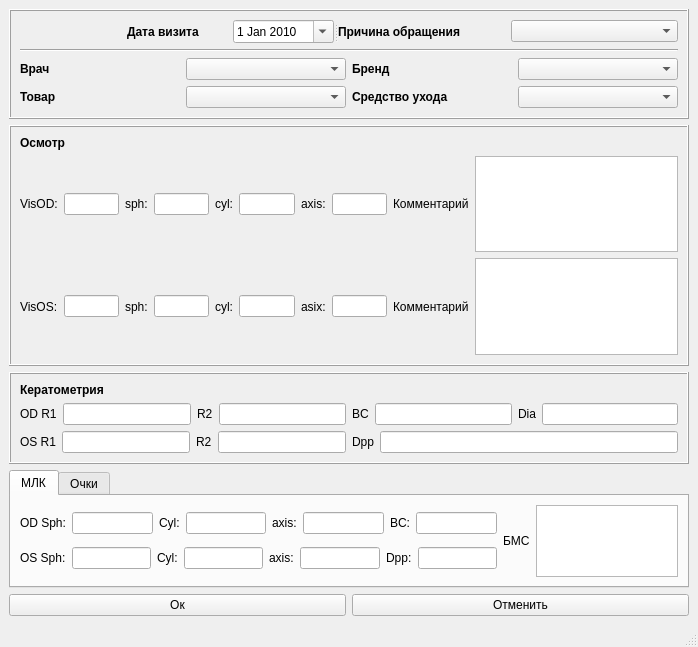
This is Optika/visit_info.ui in m0nk-tnd/luks as Qt 5 draws it before an edit. The edited form follows.
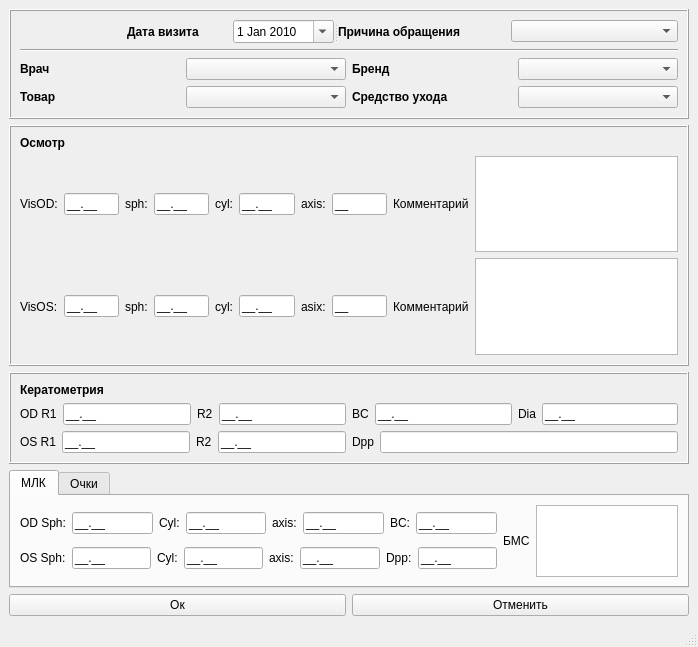
This is the edited form. The open tabs and pages were chosen to show the change. Icons and pictures are not drawn.

Patch:
```diff
--- a/Optika/visit_info.ui
+++ b/Optika/visit_info.ui
@@ -290,7 +290,11 @@
             </widget>
            </item>
            <item>
-            <widget class="QLineEdit" name="od_vis_lineEdit"/>
+            <widget class="QLineEdit" name="od_vis_lineEdit">
+             <property name="inputMask">
+              <string>#0.00;_</string>
+             </property>
+            </widget>
            </item>
            <item>
             <widget class="QLabel" name="label_4">
@@ -300,7 +304,11 @@
             </widget>
            </item>
            <item>
-            <widget class="QLineEdit" name="od_sph_lineEdit"/>
+            <widget class="QLineEdit" name="od_sph_lineEdit">
+             <property name="inputMask">
+              <string>#0.00;_</string>
+             </property>
+            </widget>
            </item>
            <item>
             <widget class="QLabel" name="label_7">
@@ -310,7 +318,11 @@
             </widget>
            </item>
            <item>
-            <widget class="QLineEdit" name="od_cyl_lineEdit"/>
+            <widget class="QLineEdit" name="od_cyl_lineEdit">
+             <property name="inputMask">
+              <string>#0.00;_</string>
+             </property>
+            </widget>
            </item>
            <item>
             <widget class="QLabel" name="label_9">
@@ -320,7 +332,11 @@
             </widget>
            </item>
            <item>
-            <widget class="QLineEdit" name="od_axis_lineEdit"/>
+            <widget class="QLineEdit" name="od_axis_lineEdit">
+             <property name="inputMask">
+              <string>00;_</string>
+             </property>
+            </widget>
            </item>
            <item>
             <widget class="QLabel" name="label_11">
@@ -344,7 +360,11 @@
             </widget>
            </item>
            <item>
-            <widget class="QLineEdit" name="os_vis_lineEdit"/>
+            <widget class="QLineEdit" name="os_vis_lineEdit">
+             <property name="inputMask">
+              <string>#0.00;_</string>
+             </property>
+            </widget>
            </item>
            <item>
             <widget class="QLabel" name="label_5">
@@ -354,7 +374,11 @@
             </widget>
            </item>
            <item>
-            <widget class="QLineEdit" name="os_sph_lineEdit"/>
+            <widget class="QLineEdit" name="os_sph_lineEdit">
+             <property name="inputMask">
+              <string>#0.00;_</string>
+             </property>
+            </widget>
            </item>
            <item>
             <widget class="QLabel" name="label_6">
@@ -364,7 +388,11 @@
             </widget>
            </item>
            <item>
-            <widget class="QLineEdit" name="os_cyl_lineEdit"/>
+            <widget class="QLineEdit" name="os_cyl_lineEdit">
+             <property name="inputMask">
+              <string>#0.00;_</string>
+             </property>
+            </widget>
            </item>
            <item>
             <widget class="QLabel" name="label_8">
@@ -374,7 +402,11 @@
             </widget>
            </item>
            <item>
-            <widget class="QLineEdit" name="os_axis_lineEdit"/>
+            <widget class="QLineEdit" name="os_axis_lineEdit">
+             <property name="inputMask">
+              <string>00;_</string>
+             </property>
+            </widget>
            </item>
            <item>
             <widget class="QLabel" name="label_10">
@@ -444,7 +476,11 @@
               </widget>
              </item>
              <item>
-              <widget class="QLineEdit" name="od_r1_lineEdit"/>
+              <widget class="QLineEdit" name="od_r1_lineEdit">
+               <property name="inputMask">
+                <string>#0.00;_</string>
+               </property>
+              </widget>
              </item>
              <item>
               <widget class="QLabel" name="label_37">
@@ -454,7 +490,11 @@
               </widget>
              </item>
              <item>
-              <widget class="QLineEdit" name="od_r2_lineEdit"/>
+              <widget class="QLineEdit" name="od_r2_lineEdit">
+               <property name="inputMask">
+                <string>#0.00;_</string>
+               </property>
+              </widget>
              </item>
             </layout>
            </item>
@@ -468,7 +508,11 @@
               </widget>
              </item>
              <item>
-              <widget class="QLineEdit" name="bc_lineEdit"/>
+              <widget class="QLineEdit" name="bc_lineEdit">
+               <property name="inputMask">
+                <string>#0.00;_</string>
+               </property>
+              </widget>
              </item>
              <item>
               <widget class="QLabel" name="label_41">
@@ -478,7 +522,11 @@
               </widget>
              </item>
              <item>
-              <widget class="QLineEdit" name="dia_lineEdit"/>
+              <widget class="QLineEdit" name="dia_lineEdit">
+               <property name="inputMask">
+                <string>#0.00;_</string>
+               </property>
+              </widget>
              </item>
             </layout>
            </item>
@@ -496,7 +544,11 @@
               </widget>
              </item>
              <item>
-              <widget class="QLineEdit" name="os_r1_lineEdit"/>
+              <widget class="QLineEdit" name="os_r1_lineEdit">
+               <property name="inputMask">
+                <string>#0.00;_</string>
+               </property>
+              </widget>
              </item>
              <item>
               <widget class="QLabel" name="label_38">
@@ -506,7 +558,11 @@
               </widget>
              </item>
              <item>
-              <widget class="QLineEdit" name="os_r2_lineEdit"/>
+              <widget class="QLineEdit" name="os_r2_lineEdit">
+               <property name="inputMask">
+                <string>#0.00;_</string>
+               </property>
+              </widget>
              </item>
             </layout>
            </item>
@@ -555,7 +611,11 @@
                </widget>
               </item>
               <item>
-               <widget class="QLineEdit" name="od_sph_mkl_lineEdit"/>
+               <widget class="QLineEdit" name="od_sph_mkl_lineEdit">
+                <property name="inputMask">
+                 <string>#0.00;_</string>
+                </property>
+               </widget>
               </item>
               <item>
                <widget class="QLabel" name="label_15">
@@ -565,7 +625,11 @@
                </widget>
               </item>
               <item>
-               <widget class="QLineEdit" name="od_cyl_mkl_lineEdit"/>
+               <widget class="QLineEdit" name="od_cyl_mkl_lineEdit">
+                <property name="inputMask">
+                 <string>#0.00;_</string>
+                </property>
+               </widget>
               </item>
               <item>
                <widget class="QLabel" name="label_19">
@@ -575,7 +639,11 @@
                </widget>
               </item>
               <item>
-               <widget class="QLineEdit" name="od_axis_mkl_lineEdit"/>
+               <widget class="QLineEdit" name="od_axis_mkl_lineEdit">
+                <property name="inputMask">
+                 <string>#0.00;_</string>
+                </property>
+               </widget>
               </item>
               <item>
                <widget class="QLabel" name="label_17">
@@ -585,7 +653,11 @@
                </widget>
               </item>
               <item>
-               <widget class="QLineEdit" name="bc_mlk_lineEdit"/>
+               <widget class="QLineEdit" name="bc_mlk_lineEdit">
+                <property name="inputMask">
+                 <string>#0.00;_</string>
+                </property>
+               </widget>
               </item>
              </layout>
             </item>
@@ -599,7 +671,11 @@
                </widget>
               </item>
               <item>
-               <widget class="QLineEdit" name="os_sph_mkl_lineEdit"/>
+               <widget class="QLineEdit" name="os_sph_mkl_lineEdit">
+                <property name="inputMask">
+                 <string>#0.00;_</string>
+                </property>
+               </widget>
               </item>
               <item>
                <widget class="QLabel" name="label_14">
@@ -609,7 +685,11 @@
                </widget>
               </item>
               <item>
-               <widget class="QLineEdit" name="os_cyl_mkl_lineEdit"/>
+               <widget class="QLineEdit" name="os_cyl_mkl_lineEdit">
+                <property name="inputMask">
+                 <string>#0.00;_</string>
+                </property>
+               </widget>
               </item>
               <item>
                <widget class="QLabel" name="label_16">
@@ -619,7 +699,11 @@
                </widget>
               </item>
               <item>
-               <widget class="QLineEdit" name="os_axis_mkl_lineEdit"/>
+               <widget class="QLineEdit" name="os_axis_mkl_lineEdit">
+                <property name="inputMask">
+                 <string>#0.00;_</string>
+                </property>
+               </widget>
               </item>
               <item>
                <widget class="QLabel" name="label_12">
@@ -629,7 +713,11 @@
                </widget>
               </item>
               <item>
-               <widget class="QLineEdit" name="dpp_mkl_lineEdit"/>
+               <widget class="QLineEdit" name="dpp_mkl_lineEdit">
+                <property name="inputMask">
+                 <string>#0.00;_</string>
+                </property>
+               </widget>
               </item>
              </layout>
             </item>
```
Left out of the diff: 109 changed lines with no effect on the pictures.
